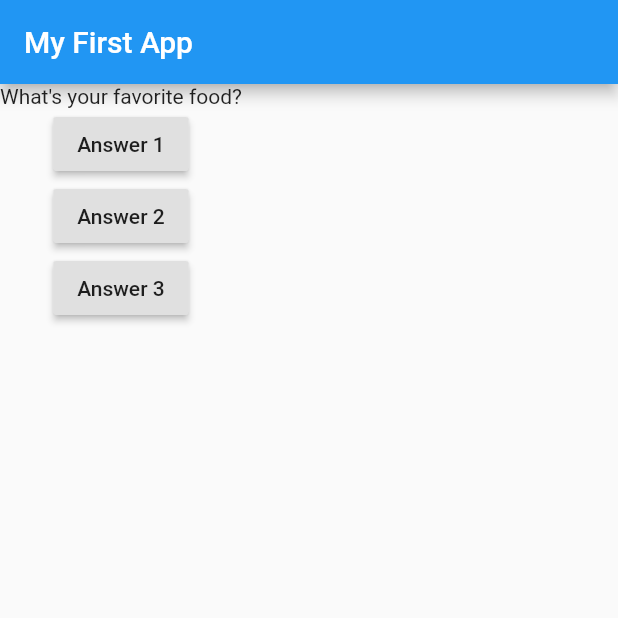
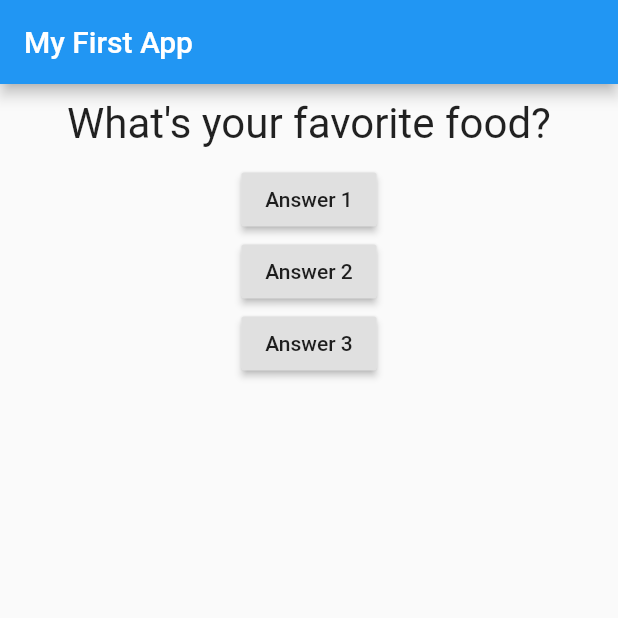
Before and after one commit to JulianaBronqueti/UdemyCursoFlutter, a Flutter app: the screen it shows after launch, after a tap on "Answer 1", on a phone screen of 412 x 824 dp, the top half of it. Run offline on Flutter 3.47's test engine with Material 2 defaults, Android fonts, the phone set to English and light mode, and no system bars.

Commit message:
Learning about having multiple files and styling the text widget

```diff
--- a/flutter_complete_guide/lib/main.dart
+++ b/flutter_complete_guide/lib/main.dart
@@ -1,6 +1,8 @@
 // ignore_for_file: deprecated_member_use
 
 import 'package:flutter/material.dart';
+
+import './question.dart';
 
 // Outro jeito de escrever uma função que abriga só uma linha de código em si
 void main() => runApp(MyApp());
@@ -8,18 +10,23 @@ void main() => runApp(MyApp());
 class MyApp extends StatefulWidget {
   @override
   State<StatefulWidget> createState() {
-    return MyAppState();
+    return _MyAppState();
   }
 }
 
-class MyAppState extends State<MyApp> {
-  var questions = ["What's your favorite color?", "What's your favorite food?"];
-  var questionIndex = 0;
-  void changeQuestion() {
+class _MyAppState extends State<MyApp> {
+  var _questions = [
+    "What's your favorite color?",
+    "What's your favorite food?"
+  ];
+  var _questionIndex = 0;
+  void _changeQuestion() {
     setState(() {
-      questionIndex = questionIndex + 1;
+      if (_questionIndex + 1 < _questions.length) {
+        _questionIndex = _questionIndex + 1;
+      }
     });
-    print(questionIndex);
+    print(_questionIndex);
   }
 
   @override
@@ -31,18 +38,18 @@ class MyAppState extends State<MyApp> {
         ),
         body: Column(
           children: [
-            Text(questions[questionIndex]),
+            Question(_questions[_questionIndex]),
             RaisedButton(
               child: Text("Answer 1"),
-              onPressed: changeQuestion,
+              onPressed: _changeQuestion,
             ),
             RaisedButton(
               child: Text("Answer 2"),
-              onPressed: changeQuestion,
+              onPressed: _changeQuestion,
             ),
             RaisedButton(
               child: Text("Answer 3"),
-              onPressed: changeQuestion,
+              onPressed: _changeQuestion,
             ),
           ],
         ),
--- /dev/null
+++ b/flutter_complete_guide/lib/question.dart
@@ -0,0 +1,20 @@
+import 'package:flutter/material.dart';
+
+class Question extends StatelessWidget {
+  final String questionText;
+
+  Question(this.questionText);
+
+  @override
+  Widget build(BuildContext context) {
+    return Container(
+      width: double.infinity,
+      margin: EdgeInsets.all(10),
+      child: Text(
+        questionText,
+        style: TextStyle(fontSize: 28),
+        textAlign: TextAlign.center,
+      ),
+    );
+  }
+}
```
Also changed, not shown: 3 other files.
